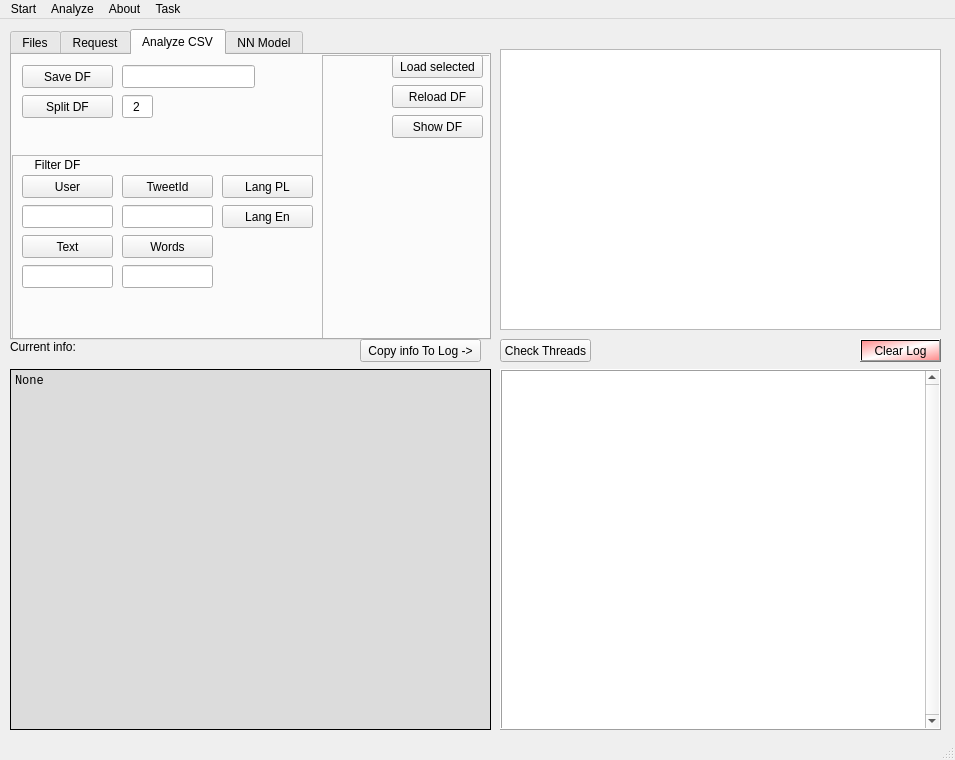
Above: TwitterAnalyzer/GUI/GUI_QT.ui from GrzegorzKrug/TwitterAnalyzer before the change. Below: the same form after it.
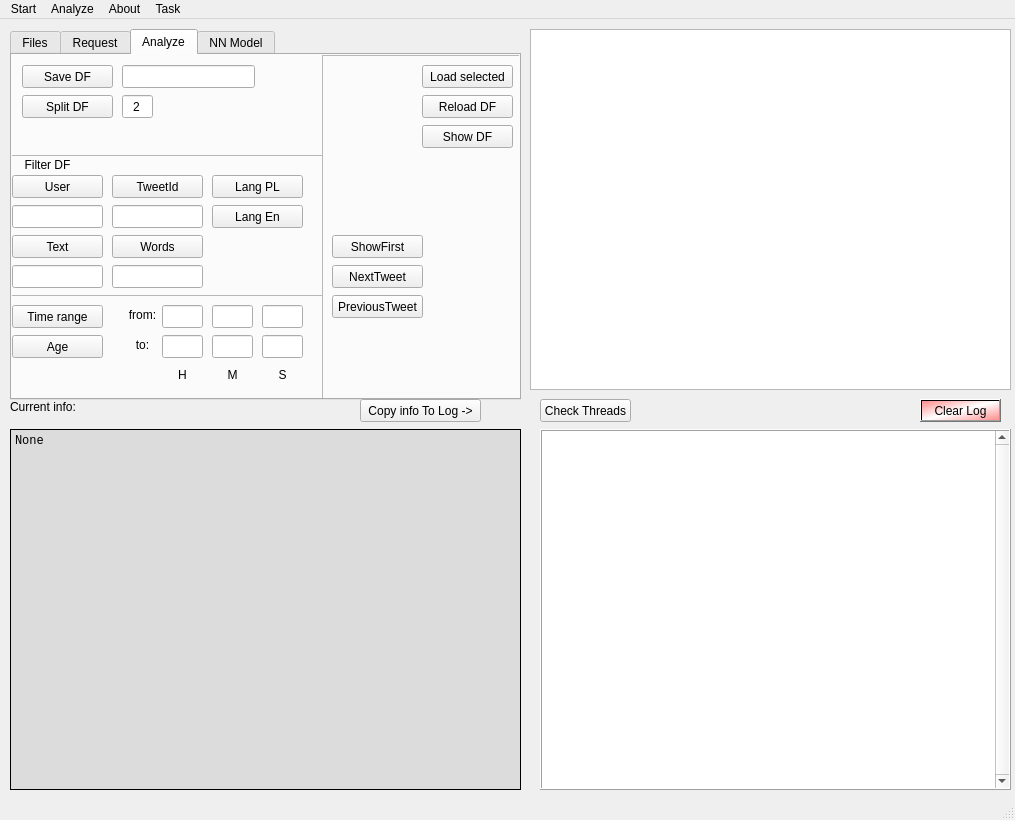
That is the form after the change. The open tabs and pages were chosen to show the change.

The edit to the form file:
```diff
--- a/TwitterAnalyzer/GUI/GUI_QT.ui
+++ b/TwitterAnalyzer/GUI/GUI_QT.ui
@@ -6,8 +6,8 @@
    <rect>
     <x>0</x>
     <y>0</y>
-    <width>955</width>
-    <height>760</height>
+    <width>1015</width>
+    <height>820</height>
    </rect>
   </property>
   <property name="windowTitle">
@@ -19,8 +19,8 @@
      <rect>
       <x>10</x>
       <y>10</y>
-      <width>481</width>
-      <height>311</height>
+      <width>511</width>
+      <height>371</height>
      </rect>
     </property>
     <property name="toolTip">
@@ -249,7 +249,7 @@
     </widget>
     <widget class="QWidget" name="tab_3">
      <attribute name="title">
-      <string>Analyze CSV</string>
+      <string>Analyze</string>
      </attribute>
      <attribute name="toolTip">
       <string>Analyze loaded DF</string>
@@ -286,10 +286,10 @@
      <widget class="QFrame" name="frame_4">
       <property name="geometry">
        <rect>
-        <x>0</x>
+        <x>-10</x>
         <y>100</y>
-        <width>311</width>
-        <height>191</height>
+        <width>321</width>
+        <height>251</height>
        </rect>
       </property>
       <property name="frameShape">
@@ -462,14 +462,220 @@
         <string>Lang En</string>
        </property>
       </widget>
+      <widget class="QFrame" name="frame_5">
+       <property name="geometry">
+        <rect>
+         <x>0</x>
+         <y>140</y>
+         <width>321</width>
+         <height>111</height>
+        </rect>
+       </property>
+       <property name="frameShape">
+        <enum>QFrame::StyledPanel</enum>
+       </property>
+       <property name="frameShadow">
+        <enum>QFrame::Sunken</enum>
+       </property>
+       <widget class="QPushButton" name="pushButton_export_DF_18">
+        <property name="geometry">
+         <rect>
+          <x>10</x>
+          <y>10</y>
+          <width>91</width>
+          <height>23</height>
+         </rect>
+        </property>
+        <property name="toolTip">
+         <string>Save DF to .csv File</string>
+        </property>
+        <property name="text">
+         <string>Time range</string>
+        </property>
+       </widget>
+       <widget class="QLineEdit" name="lineEdit_DF_comment_8">
+        <property name="geometry">
+         <rect>
+          <x>260</x>
+          <y>10</y>
+          <width>41</width>
+          <height>23</height>
+         </rect>
+        </property>
+        <property name="toolTip">
+         <string>You can Add some comment to file name</string>
+        </property>
+       </widget>
+       <widget class="QLineEdit" name="lineEdit_DF_comment_10">
+        <property name="geometry">
+         <rect>
+          <x>210</x>
+          <y>10</y>
+          <width>41</width>
+          <height>23</height>
+         </rect>
+        </property>
+        <property name="toolTip">
+         <string>You can Add some comment to file name</string>
+        </property>
+       </widget>
+       <widget class="QLineEdit" name="lineEdit_DF_comment_15">
+        <property name="geometry">
+         <rect>
+          <x>160</x>
+          <y>10</y>
+          <width>41</width>
+          <height>23</height>
+         </rect>
+        </property>
+        <property name="toolTip">
+         <string>You can Add some comment to file name</string>
+        </property>
+       </widget>
+       <widget class="QLineEdit" name="lineEdit_DF_comment_9">
+        <property name="geometry">
+         <rect>
+          <x>260</x>
+          <y>40</y>
+          <width>41</width>
+          <height>23</height>
+         </rect>
+        </property>
+        <property name="toolTip">
+         <string>You can Add some comment to file name</string>
+        </property>
+       </widget>
+       <widget class="QLineEdit" name="lineEdit_DF_comment_16">
+        <property name="geometry">
+         <rect>
+          <x>160</x>
+          <y>40</y>
+          <width>41</width>
+          <height>23</height>
+         </rect>
+        </property>
+        <property name="toolTip">
+         <string>You can Add some comment to file name</string>
+        </property>
+       </widget>
+       <widget class="QLineEdit" name="lineEdit_DF_comment_17">
+        <property name="geometry">
+         <rect>
+          <x>210</x>
+          <y>40</y>
+          <width>41</width>
+          <height>23</height>
+         </rect>
+        </property>
+        <property name="toolTip">
+         <string>You can Add some comment to file name</string>
+        </property>
+       </widget>
+       <widget class="QPushButton" name="pushButton_export_DF_26">
+        <property name="geometry">
+         <rect>
+          <x>10</x>
+          <y>40</y>
+          <width>91</width>
+          <height>23</height>
+         </rect>
+        </property>
+        <property name="toolTip">
+         <string>Save DF to .csv File</string>
+        </property>
+        <property name="text">
+         <string>Age</string>
+        </property>
+       </widget>
+       <widget class="QLabel" name="label_4">
+        <property name="geometry">
+         <rect>
+          <x>160</x>
+          <y>70</y>
+          <width>41</width>
+          <height>20</height>
+         </rect>
+        </property>
+        <property name="text">
+         <string>H</string>
+        </property>
+        <property name="alignment">
+         <set>Qt::AlignCenter</set>
+        </property>
+       </widget>
+       <widget class="QLabel" name="label_5">
+        <property name="geometry">
+         <rect>
+          <x>210</x>
+          <y>70</y>
+          <width>41</width>
+          <height>20</height>
+         </rect>
+        </property>
+        <property name="text">
+         <string>M</string>
+        </property>
+        <property name="alignment">
+         <set>Qt::AlignCenter</set>
+        </property>
+       </widget>
+       <widget class="QLabel" name="label_7">
+        <property name="geometry">
+         <rect>
+          <x>260</x>
+          <y>70</y>
+          <width>41</width>
+          <height>20</height>
+         </rect>
+        </property>
+        <property name="text">
+         <string>S</string>
+        </property>
+        <property name="alignment">
+         <set>Qt::AlignCenter</set>
+        </property>
+       </widget>
+       <widget class="QLabel" name="label_9">
+        <property name="geometry">
+         <rect>
+          <x>120</x>
+          <y>10</y>
+          <width>41</width>
+          <height>20</height>
+         </rect>
+        </property>
+        <property name="text">
+         <string>from:</string>
+        </property>
+        <property name="alignment">
+         <set>Qt::AlignCenter</set>
+        </property>
+       </widget>
+       <widget class="QLabel" name="label_10">
+        <property name="geometry">
+         <rect>
+          <x>120</x>
+          <y>40</y>
+          <width>41</width>
+          <height>20</height>
+         </rect>
+        </property>
+        <property name="text">
+         <string>to:</string>
+        </property>
+        <property name="alignment">
+         <set>Qt::AlignCenter</set>
+        </property>
+       </widget>
+      </widget>
      </widget>
      <widget class="QFrame" name="frame_3">
       <property name="geometry">
        <rect>
         <x>310</x>
         <y>0</y>
-        <width>171</width>
-        <height>291</height>
+        <width>201</width>
+        <height>351</height>
        </rect>
       </property>
       <property name="frameShape">
@@ -481,8 +687,8 @@
       <widget class="QPushButton" name="pushButton_load_selected_csv_2">
        <property name="geometry">
         <rect>
-         <x>70</x>
-         <y>0</y>
+         <x>100</x>
+         <y>10</y>
          <width>91</width>
          <height>23</height>
         </rect>
@@ -497,8 +703,8 @@
       <widget class="QPushButton" name="pushButton_reload_DF">
        <property name="geometry">
         <rect>
-         <x>70</x>
-         <y>30</y>
+         <x>100</x>
+         <y>40</y>
          <width>91</width>
          <height>23</height>
         </rect>
@@ -513,8 +719,8 @@
       <widget class="QPushButton" name="pushButton_showTweets">
        <property name="geometry">
         <rect>
-         <x>70</x>
-         <y>60</y>
+         <x>100</x>
+         <y>70</y>
          <width>91</width>
          <height>23</height>
         </rect>
@@ -526,6 +732,54 @@
         <string>Show DF</string>
        </property>
       </widget>
+      <widget class="QPushButton" name="pushButton_export_DF_8">
+       <property name="geometry">
+        <rect>
+         <x>10</x>
+         <y>210</y>
+         <width>91</width>
+         <height>23</height>
+        </rect>
+       </property>
+       <property name="toolTip">
+        <string>Save DF to .csv File</string>
+       </property>
+       <property name="text">
+        <string>NextTweet</string>
+       </property>
+      </widget>
+      <widget class="QPushButton" name="pushButton_export_DF_12">
+       <property name="geometry">
+        <rect>
+         <x>10</x>
+         <y>240</y>
+         <width>91</width>
+         <height>23</height>
+        </rect>
+       </property>
+       <property name="toolTip">
+        <string>Save DF to .csv File</string>
+       </property>
+       <property name="text">
+        <string>PreviousTweet</string>
+       </property>
+      </widget>
+      <widget class="QPushButton" name="pushButton_export_DF_13">
+       <property name="geometry">
+        <rect>
+         <x>10</x>
+         <y>180</y>
+         <width>91</width>
+         <height>23</height>
+        </rect>
+       </property>
+       <property name="toolTip">
+        <string>Save DF to .csv File</string>
+       </property>
+       <property name="text">
+        <string>ShowFirst</string>
+       </property>
+      </widget>
      </widget>
      <widget class="QPushButton" name="pushButton_export_DF_7">
       <property name="geometry">
@@ -573,7 +827,7 @@
     <property name="geometry">
      <rect>
       <x>10</x>
-      <y>320</y>
+      <y>380</y>
       <width>91</width>
       <height>16</height>
      </rect>
@@ -585,10 +839,10 @@
    <widget class="QTreeView" name="treeView">
     <property name="geometry">
      <rect>
-      <x>500</x>
-      <y>30</y>
-      <width>441</width>
-      <height>281</height>
+      <x>530</x>
+      <y>10</y>
+      <width>481</width>
+      <height>361</height>
      </rect>
     </property>
     <property name="selectionMode">
@@ -599,8 +853,8 @@
     <property name="geometry">
      <rect>
       <x>10</x>
-      <y>350</y>
-      <width>481</width>
+      <y>410</y>
+      <width>511</width>
       <height>361</height>
      </rect>
     </property>
@@ -630,9 +884,9 @@
    <widget class="QTextEdit" name="textEdit_log">
     <property name="geometry">
      <rect>
-      <x>500</x>
-      <y>350</y>
-      <width>441</width>
+      <x>540</x>
+      <y>410</y>
+      <width>471</width>
       <height>361</height>
      </rect>
     </property>
@@ -667,8 +921,8 @@
    <widget class="QPushButton" name="pushButton_clear_log">
     <property name="geometry">
      <rect>
-      <x>860</x>
-      <y>320</y>
+      <x>920</x>
+      <y>380</y>
       <width>81</width>
       <height>23</height>
      </rect>
@@ -684,7 +938,7 @@
     <property name="geometry">
      <rect>
       <x>360</x>
-      <y>320</y>
+      <y>380</y>
       <width>121</width>
       <height>23</height>
      </rect>
@@ -699,8 +953,8 @@
    <widget class="QPushButton" name="pushButton_check_threads">
     <property name="geometry">
      <rect>
-      <x>500</x>
-      <y>320</y>
+      <x>540</x>
+      <y>380</y>
       <width>91</width>
       <height>23</height>
      </rect>
@@ -718,7 +972,7 @@
     <rect>
      <x>0</x>
      <y>0</y>
-     <width>955</width>
+     <width>1015</width>
      <height>21</height>
     </rect>
    </property>
```
Left out of the diff: 4 changed lines with no effect on the pictures.
